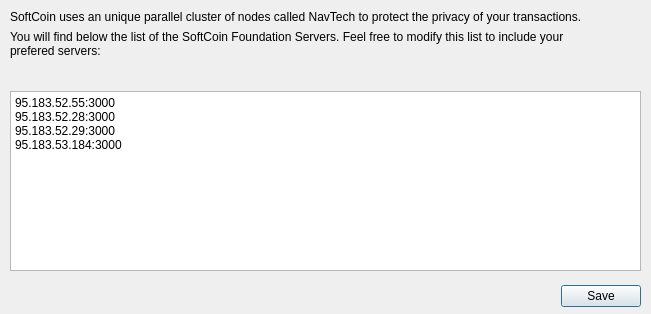
The window that src/qt/softnodeinit.ui (FusionChain/navcoin-core) describes before a commit, drawn with Qt 5.
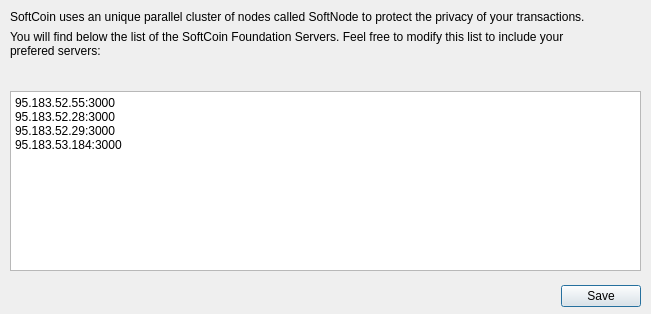
The same window after the commit.

```diff
--- a/src/qt/softnodeinit.ui
+++ b/src/qt/softnodeinit.ui
@@ -40,7 +40,7 @@
        <bool>false</bool>
       </property>
       <property name="text">
-       <string>SoftCoin uses an unique parallel cluster of nodes called NavTech to protect the privacy of your transactions.</string>
+       <string>SoftCoin uses an unique parallel cluster of nodes called SoftNode to protect the privacy of your transactions.</string>
       </property>
       <property name="wordWrap">
        <bool>true</bool>
```
Left out of the diff: 8 changed lines with no effect on the pictures.
